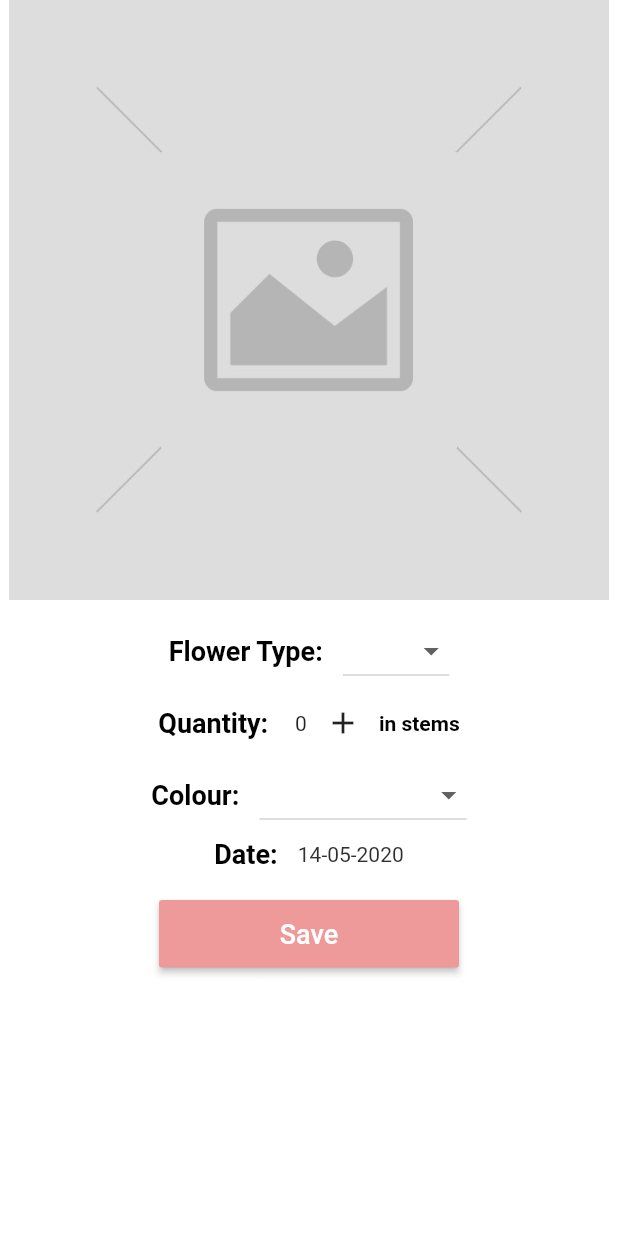
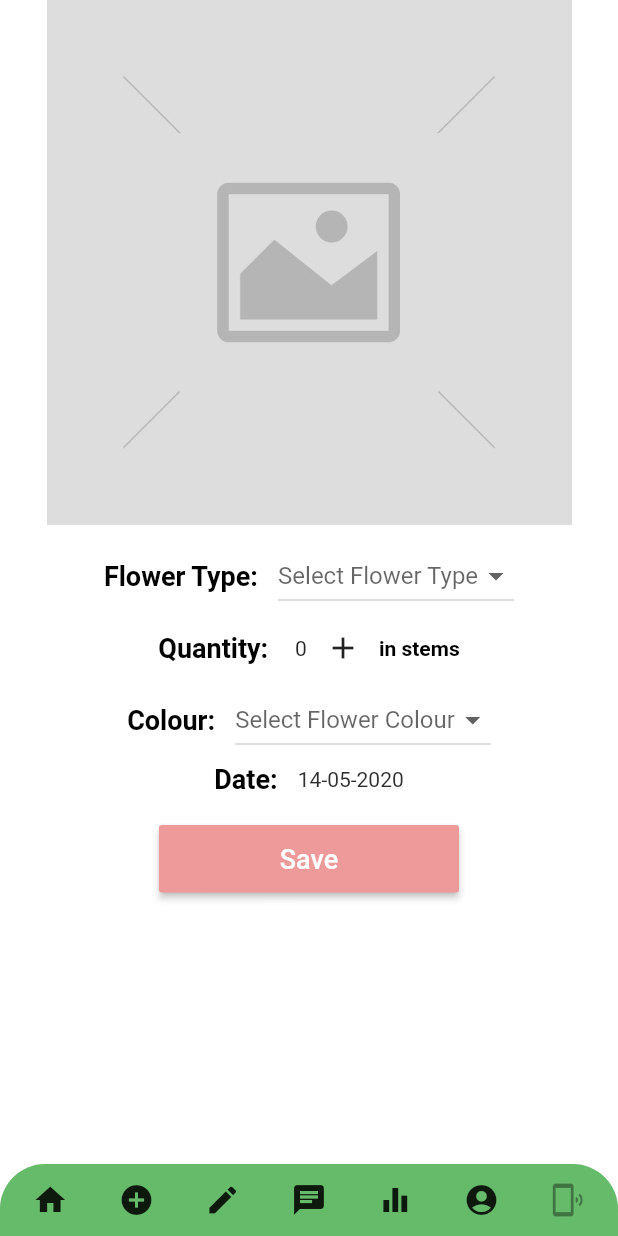
Before and after one commit to KaylaBailey8154/BloomApp, a Flutter app: the Home screen opened directly, after a tap on "Add Stock", on a phone screen of 412 x 824 dp. Run offline on Flutter 3.47's test engine with Material 2 defaults, Android fonts, the phone set to English and light mode, and no system bars; our stand-ins replace cloud_firestore, firebase_auth, transparent_image; accounts and stored records are empty.

Commit message:
updated Navigation on all pages and updates supplier, my stock and all stock tiles

```diff
--- a/lib/main.dart
+++ b/lib/main.dart
@@ -28,8 +28,8 @@ class MyApp extends StatelessWidget {
         //home: SignIn(), //this would show the sign in screen
         //home: Register(), //this would show the register screen
          //home: ViewAllSuppliers(),  //shows all the suppliers (basic 'contact book')
-         home: Wrapper(), //this is the wrapper that defines whether a user is authorised or not and sends them either to the landing page or the sign in screen
-         //home: Home(),
+         //home: Wrapper(), //this is the wrapper that defines whether a user is authorised or not and sends them either to the landing page or the sign in screen
+         home: Home(),
       ),
     );
   }
--- a/lib/screens/home/home.dart
+++ b/lib/screens/home/home.dart
@@ -43,13 +43,6 @@ class Home extends StatelessWidget {
             borderRadius: BorderRadius.vertical(
             bottom: Radius.circular(30),),
           ),
-            leading: IconButton(
-              padding: EdgeInsets.fromLTRB(50, 0, 100, 0),
-              onPressed: (){},
-              color: Colors.black,
-              iconSize: 30,
-              icon: Icon(Icons.arrow_back,),
-            ),
           ),
       ),
       body: Container(
@@ -314,18 +307,19 @@ class Home extends StatelessWidget {
               IconButton(
                 icon: Icon(Icons.home),
                 onPressed: () {
-
+                  Navigator.pop(context);
                 },
               ),
               IconButton(
                 icon: Icon(Icons.add_circle),
                 onPressed: () {
-                  Navigator.push(context, MaterialPageRoute(builder: (context)=> AddStock()),);
+                  Navigator.push(context, MaterialPageRoute(builder: (context) => AddStock()));
                 },
               ),
               IconButton(
                 icon: Icon(Icons.edit),
                 onPressed: () {
+                  Navigator.push(context, MaterialPageRoute(builder: (context) => ViewMyStock()));
                 },
               ),
               IconButton(
@@ -341,7 +335,7 @@ class Home extends StatelessWidget {
               IconButton(
                 icon: Icon(Icons.account_circle),
                 onPressed: (){
-                  _showDetailsPanel();
+
                 },
               ),
               IconButton(
@@ -350,6 +344,7 @@ class Home extends StatelessWidget {
               ),
             ],
           ),
+
         ),
       ),
     );
--- a/lib/screens/stock/add_stock.dart
+++ b/lib/screens/stock/add_stock.dart
@@ -7,7 +7,12 @@ import 'package:intl/intl.dart';
 import 'package:provider/provider.dart';
 import 'package:transparent_image/transparent_image.dart';
 
+import '../../services/auth.dart';
+import 'view_mystock.dart';
+
 class AddStock extends StatefulWidget{
+  final AuthService _auth = AuthService();
+
   @override
   _AddStockState createState() => _AddStockState();
 }
@@ -46,7 +51,7 @@ class _AddStockState extends State<AddStock>{
                   Image(
                     image: AssetImage('assets/imageplaceholder.jpg'),
                     width: 400,
-                    height: 400,
+                    height: 350,
                   ),
                 ],
               ),
@@ -75,7 +80,7 @@ class _AddStockState extends State<AddStock>{
                         flowerType=val;
                       });
                     },
-                    disabledHint: Text("Select Flower Type"),
+                    hint: Text("Select Flower Type"),
 
                   ),
 
@@ -137,7 +142,7 @@ class _AddStockState extends State<AddStock>{
                         flowerColour=val;
                       });
                     },
-                    disabledHint: Text("Select Flower Colour"),
+                    hint: Text("Select Flower Colour"),
                   ),
                 ],
               ),
@@ -186,6 +191,57 @@ class _AddStockState extends State<AddStock>{
               ),
           ),
         ),
+      bottomNavigationBar: ClipRRect(
+        borderRadius: BorderRadius.only(
+          topRight: Radius.circular(30),
+          topLeft: Radius.circular(30),),
+        child: BottomAppBar(
+          color: Colors.green[400],
+          child: Row(
+            mainAxisAlignment: MainAxisAlignment.spaceEvenly,
+            children: <Widget>[
+              IconButton(
+                icon: Icon(Icons.home),
+                onPressed: () {
+                  Navigator.pop(context);
+                },
+              ),
+              IconButton(
+                icon: Icon(Icons.add_circle),
+                onPressed: () {
+                  Navigator.push(context, MaterialPageRoute(builder: (context) => AddStock()));
+                },
+              ),
+              IconButton(
+                icon: Icon(Icons.edit),
+                onPressed: () {
+                  Navigator.push(context, MaterialPageRoute(builder: (context) => ViewMyStock()));
+                },
+              ),
+              IconButton(
+                icon: Icon(Icons.chat),
+                onPressed: () {
+                },
+              ),
+              IconButton(
+                icon: Icon(Icons.equalizer),
+                onPressed: () {
+                },
+              ),
+              IconButton(
+                icon: Icon(Icons.account_circle),
+                onPressed: (){
+
+                },
+              ),
+              IconButton(
+                icon: Icon(Icons.phonelink_ring),
+               // onPressed: () async { await _auth.signOut();},
+              ),
+            ],
+          ),
+        ),
+      ),
     );
   }
 }
```
Also changed, not shown: lib/screens/stock/mystock_tile.dart (+10 -2 lines), lib/screens/stock/stock_tile.dart (+10 -2 lines), lib/screens/stock/view_allstock.dart (+13 -4 lines), lib/screens/stock/view_mystock.dart (+10 -3 lines), lib/screens/supplier/supplier_tile.dart (+9 -1 lines), lib/screens/supplier/view_allsuppliers.dart (+10 -2 lines).
